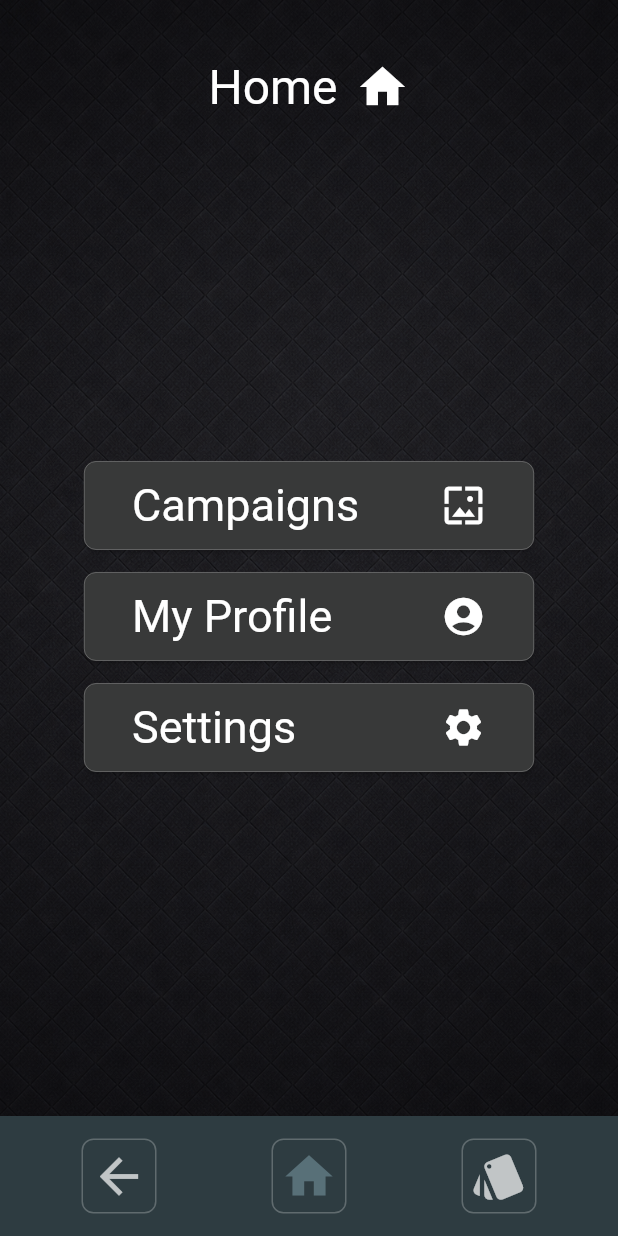
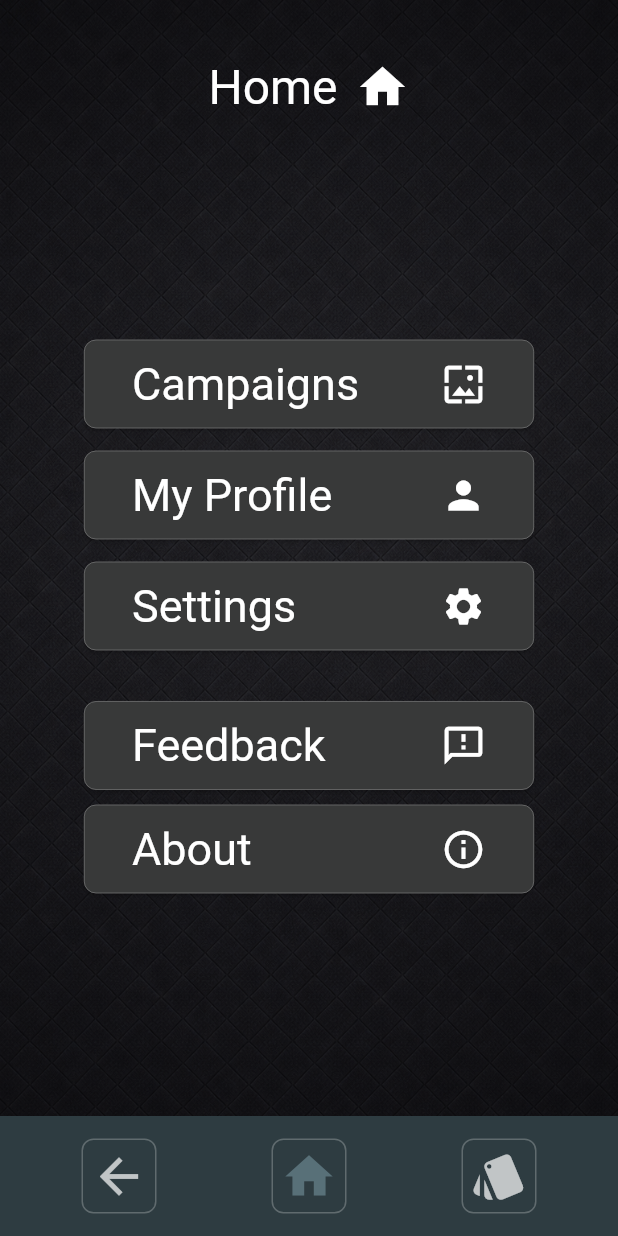
Before and after one commit to jensma89/mythic-access-frontend, a Flutter app: the StartPage screen opened by its route, on a phone screen of 412 x 824 dp. Run offline on Flutter 3.47's test engine with Material 3 defaults, Android fonts, the phone set to English and light mode, and no system bars.

Commit message:
Structured the home menu

```diff
--- a/lib/features/home/ui/start_page.dart
+++ b/lib/features/home/ui/start_page.dart
@@ -85,7 +85,7 @@ class _StartPageState extends State<StartPage> {
                       AppButton(
                         text: 'My Profile',
                         semanticsLabel: 'My profile.',
-                        icon: Icons.account_circle,
+                        icon: Icons.person,
                         onPressed: () {
                           print('My profile button pressed.');
                         },
@@ -97,6 +97,25 @@ class _StartPageState extends State<StartPage> {
                         text: 'Settings',
                         semanticsLabel: 'Settings.',
                         icon: Icons.settings,
+                        onPressed: () {},
+                      ),
+
+                      const SizedBox(height: 34),
+
+                      // Button for feedback page
+                      AppButton(
+                        text: 'Feedback',
+                        semanticsLabel: 'Go to feedback page',
+                        icon: Icons.feedback_outlined,
+                        onPressed: () {},
+                      ),
+                      const SizedBox(height: 10),
+
+                      // Button for about/impressum page
+                      AppButton(
+                        text: 'About',
+                        semanticsLabel: 'Go to about page',
+                        icon: Icons.info_outlined,
                         onPressed: () {},
                       ),
                     ],
```
